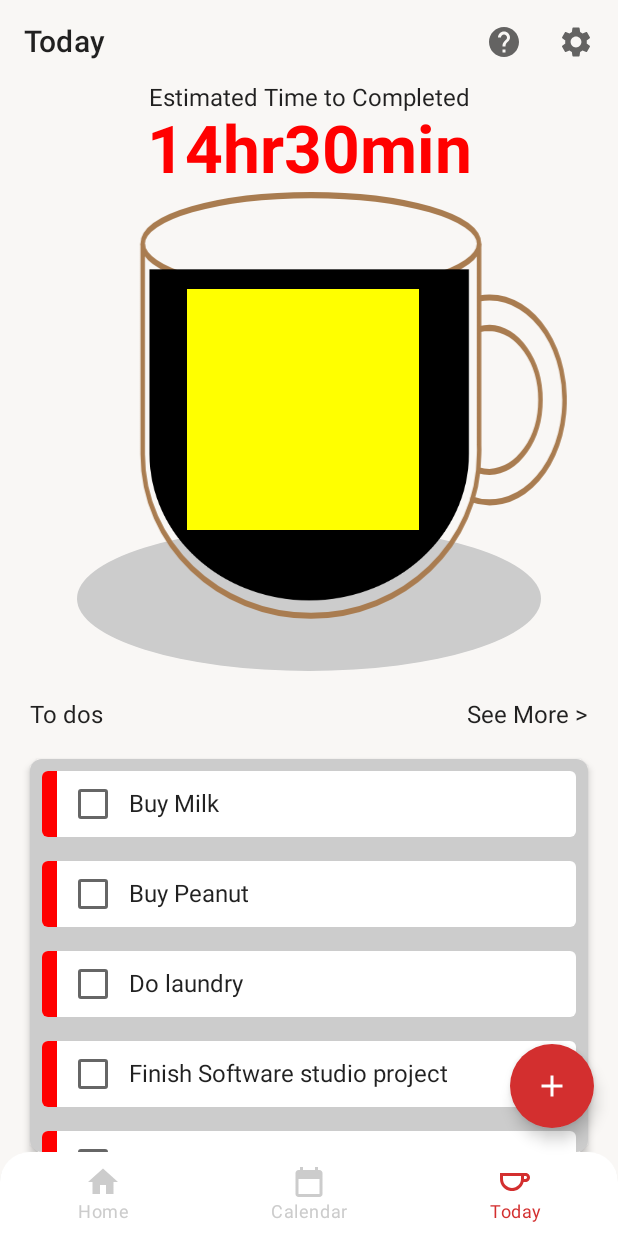
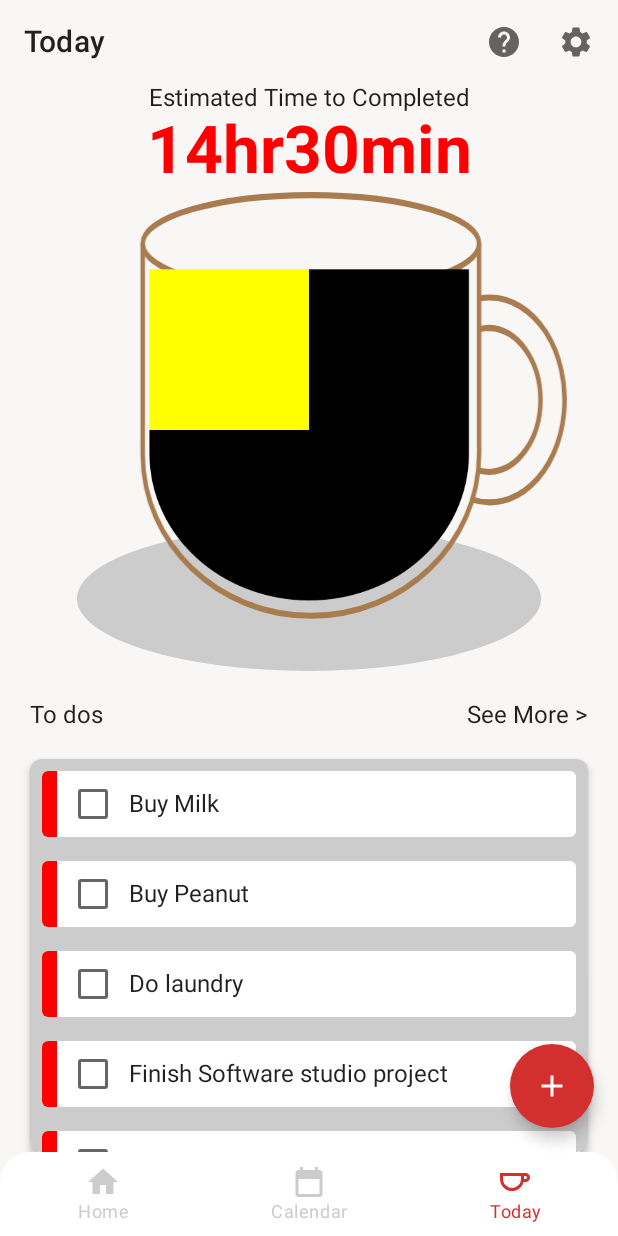
Before and after one commit to jojoclt/Lifeline, an Android app built with Jetpack Compose: the TodayScreen screen opened through its navigation route, on a phone screen of 412 x 824 dp. Run offline under Robolectric (Android 15) with nearby library versions, the phone set to English and light mode, and no system bars; our stand-ins replace Dagger/Hilt's generated code, accompanist, constraintlayout-compose.

Commit message:
Canvas in progress #2 @ Today

```diff
--- a/app/src/main/java/com/example/lifeline/presentation/today/composables/CanvasCup.kt
+++ b/app/src/main/java/com/example/lifeline/presentation/today/composables/CanvasCup.kt
@@ -1,19 +1,22 @@
 package com.example.lifeline.presentation.today.composables
 
 import androidx.compose.foundation.Canvas
-import androidx.compose.foundation.layout.*
+import androidx.compose.foundation.layout.Box
+import androidx.compose.foundation.layout.fillMaxHeight
+import androidx.compose.foundation.layout.fillMaxSize
+import androidx.compose.foundation.layout.fillMaxWidth
 import androidx.compose.runtime.Composable
 import androidx.compose.ui.Modifier
 import androidx.compose.ui.geometry.Offset
 import androidx.compose.ui.geometry.Size
 import androidx.compose.ui.graphics.BlendMode
 import androidx.compose.ui.graphics.Color
+import androidx.compose.ui.graphics.drawscope.DrawScope
 import androidx.compose.ui.graphics.drawscope.scale
 import androidx.compose.ui.graphics.drawscope.translate
 import androidx.compose.ui.graphics.nativeCanvas
 import androidx.compose.ui.platform.LocalConfiguration
 import androidx.compose.ui.platform.LocalContext
-import androidx.compose.ui.unit.dp
 import com.example.lifeline.R
 import com.example.lifeline.util.VectorHelper
 
@@ -40,39 +43,38 @@ fun CupCanvas() {
 
             drawOval(
                 color = Color.LightGray,
-                size = Size(size.width,size.height*0.3f), topLeft = Offset(x = 0f, y = 0.7f*size.height)
+                size = Size(size.width, size.height * 0.3f),
+                topLeft = Offset(x = 0f, y = 0.7f * size.height)
             )
-
             with(cup) {
-                translate(left = size.width/18f ,block = { draw(size) })
+                translate(left = size.width / 18f, block = { draw(size) })
             }
         }
         Canvas(modifier = Modifier.fillMaxSize()) {
             with(drawContext.canvas.nativeCanvas) {
                 val checkPoint = saveLayer(null, null)
                 with(mask) {
-                    scale(0.7f, Offset(size.width/1.96f,size.height/1.8f), block = {draw(size)})
+                    scale(
+                        0.7f,
+                        Offset(size.width / 1.96f, size.height / 1.8f),
+                        block = { draw(size) })
                 }
-                drawRect(color = Color.Yellow, topLeft = Offset(110f,100f), size = Size(size.width*0.5f,size.height*0.5f),blendMode = BlendMode.SrcIn)
+                drawLiquid(Color.Yellow)
+                drawLiquid(Color.LightGray, offset = Offset(500f,100f))
                 restoreToCount(checkPoint)
             }
+        }
 
-        }
 
     }
 }
 
-@Composable
-fun DrawLine() {
-    Canvas(modifier = Modifier.size(300.dp)) {
-        val height = size.height
-        val width = size.width
 
-        drawLine(
-            start = Offset(x = 0f, y = 0f),
-            end = Offset(x = width, y = height),
-            color = Color.Blue,
-            strokeWidth = 16.0f
-        )
-    }
+fun DrawScope.drawLiquid(color: Color, offset: Offset = Offset(0f,0f)) {
+    drawRect(
+        color = color,
+        topLeft = offset,
+        size = Size(size.width * 0.5f, size.height * 0.5f),
+        blendMode = BlendMode.SrcIn
+    )
 }
```
